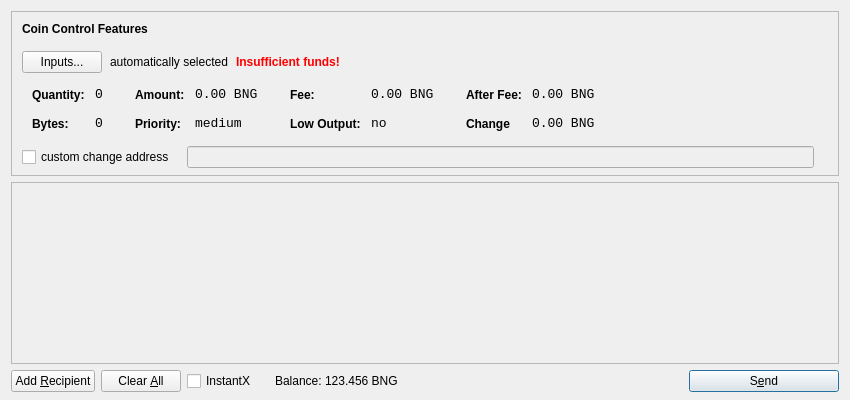
Above: src/qt/forms/sendcoinsdialog.ui from BungeeStartup/Bungee before the change. Below: the same form after it.
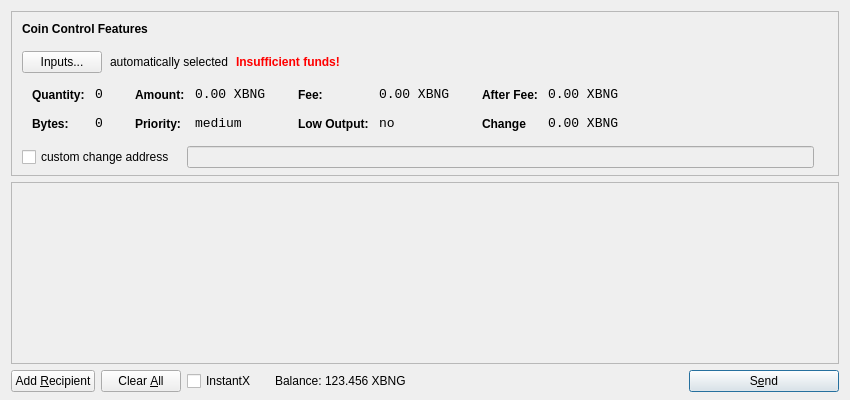
That is the form after the change. Icons and pictures are not drawn.

Diff of the .ui file:
```diff
--- a/src/qt/forms/sendcoinsdialog.ui
+++ b/src/qt/forms/sendcoinsdialog.ui
@@ -333,7 +333,7 @@
                   <enum>Qt::ActionsContextMenu</enum>
                  </property>
                  <property name="text">
-                  <string>0.00 BNG</string>
+                  <string>0.00 XBNG</string>
                  </property>
                  <property name="textInteractionFlags">
                   <set>Qt::LinksAccessibleByMouse|Qt::TextSelectableByKeyboard|Qt::TextSelectableByMouse</set>
@@ -419,7 +419,7 @@
                   <enum>Qt::ActionsContextMenu</enum>
                  </property>
                  <property name="text">
-                  <string>0.00 BNG</string>
+                  <string>0.00 XBNG</string>
                  </property>
                  <property name="textInteractionFlags">
                   <set>Qt::LinksAccessibleByMouse|Qt::TextSelectableByKeyboard|Qt::TextSelectableByMouse</set>
@@ -505,7 +505,7 @@
                   <enum>Qt::ActionsContextMenu</enum>
                  </property>
                  <property name="text">
-                  <string>0.00 BNG</string>
+                  <string>0.00 XBNG</string>
                  </property>
                  <property name="textInteractionFlags">
                   <set>Qt::LinksAccessibleByMouse|Qt::TextSelectableByKeyboard|Qt::TextSelectableByMouse</set>
@@ -537,7 +537,7 @@
                   <enum>Qt::ActionsContextMenu</enum>
                  </property>
                  <property name="text">
-                  <string>0.00 BNG</string>
+                  <string>0.00 XBNG</string>
                  </property>
                  <property name="textInteractionFlags">
                   <set>Qt::LinksAccessibleByMouse|Qt::TextSelectableByKeyboard|Qt::TextSelectableByMouse</set>
@@ -761,7 +761,7 @@
           <cursorShape>IBeamCursor</cursorShape>
          </property>
          <property name="text">
-          <string>123.456 BNG</string>
+          <string>123.456 XBNG</string>
          </property>
          <property name="textInteractionFlags">
           <set>Qt::LinksAccessibleByMouse|Qt::TextSelectableByKeyboard|Qt::TextSelectableByMouse</set>
```
